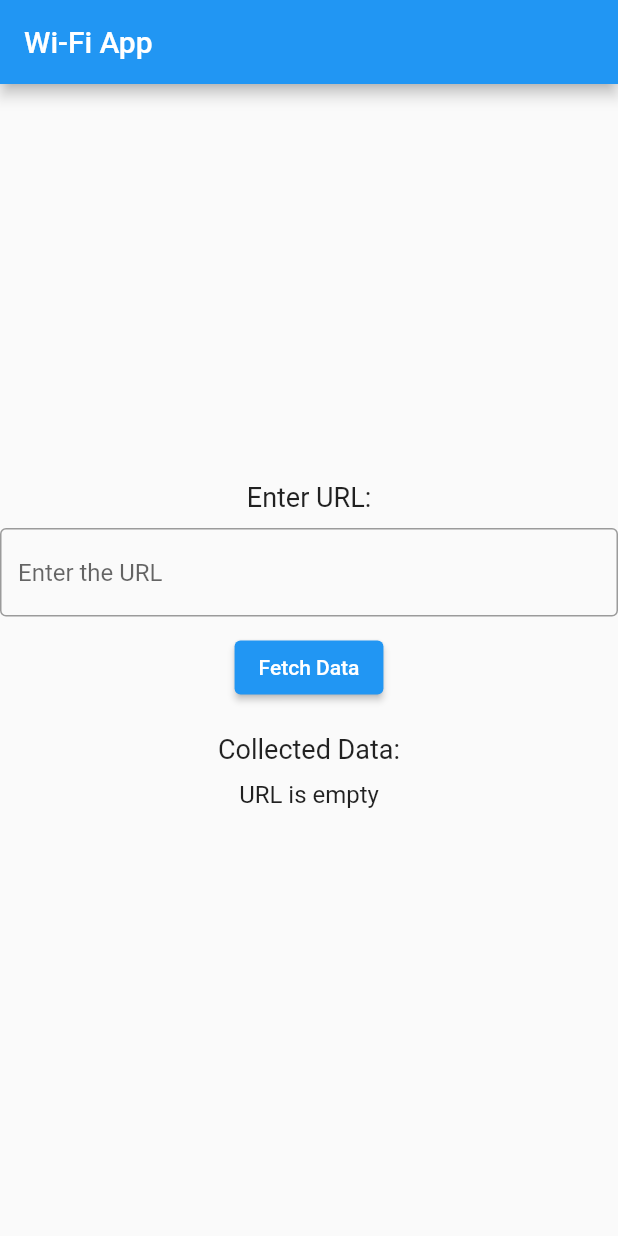
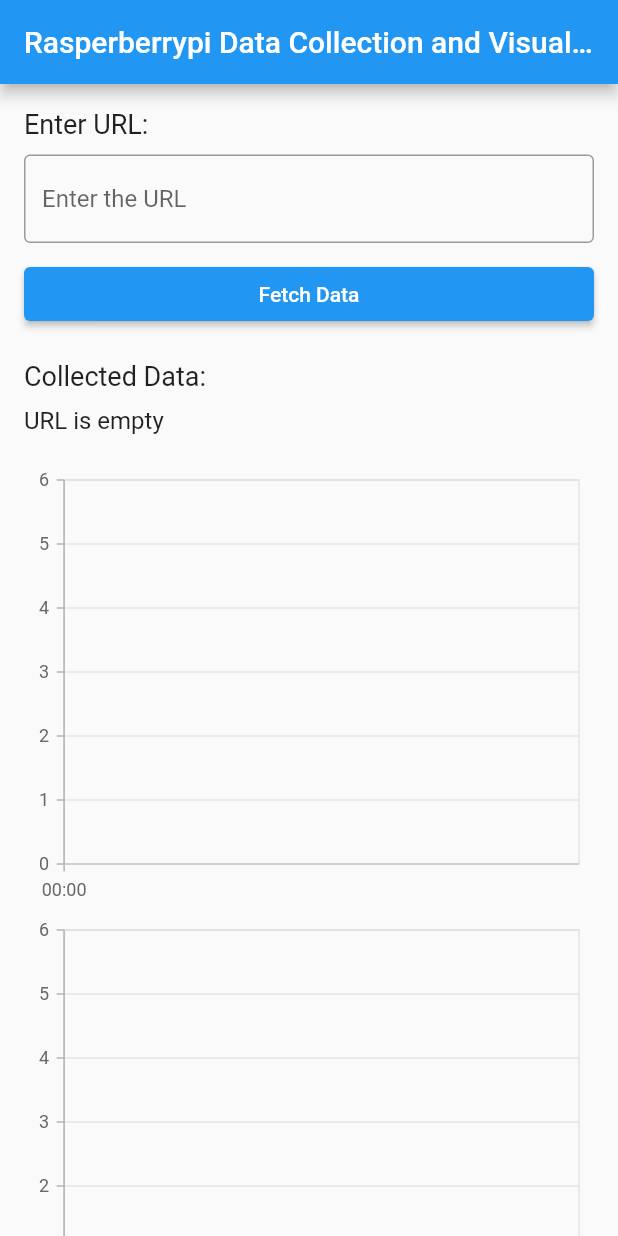
Before and after one commit to gowtham-star/Data_Transfer, a Flutter app: the screen it shows after launch, on a phone screen of 412 x 824 dp. Run offline on Flutter 3.47's test engine with Material 2 defaults, Android fonts, the phone set to English and light mode, and no system bars; our stand-ins replace sqflite, syncfusion_flutter_charts; accounts and stored records are empty.

Commit message:
Added charts

```diff
--- a/lib/databasehelper.dart
+++ b/lib/databasehelper.dart
@@ -1,5 +1,6 @@
 import 'package:sqflite/sqflite.dart';
 import 'package:path/path.dart';
+
 
 class PiDataModel {
   final int  timeStamp;
--- a/lib/main.dart
+++ b/lib/main.dart
@@ -3,7 +3,8 @@ import 'package:http/http.dart' as http;
 import 'dart:convert';
 import 'dart:async';
 import 'databasehelper.dart';
-import 'package:fl_chart/fl_chart.dart';
+import 'package:syncfusion_flutter_charts/charts.dart';
+
 
 void main() {
   runApp(MyApp());
@@ -25,7 +26,7 @@ class WifiApp extends StatefulWidget {
 
 class _WifiAppState extends State<WifiApp> {
   String collectedData = "No data yet";
-  Duration refreshRate = Duration(seconds: 5);
+  Duration refreshRate = Duration(seconds: 2);
   List<PiDataModel>  databaseData= [];
   late Timer dataTimer;
   String debugOutput = "Null";
@@ -87,15 +88,19 @@ class _WifiAppState extends State<WifiApp> {
   }
 
 
+
+
+
   @override
   Widget build(BuildContext context) {
     return Scaffold(
       appBar: AppBar(
-        title: Text('Wi-Fi App'),
+        title: Text('Rasperberrypi Data Collection and Visualizer'),
       ),
       body: Center(
-        child: Column(
-          mainAxisAlignment: MainAxisAlignment.center,
+        child: Scrollbar( // Wrap your ListView with Scrollbar
+          child: ListView(
+            padding: EdgeInsets.all(16.0),
             children: [
               Text('Enter URL:', style: TextStyle(fontSize: 18)),
               SizedBox(height: 10),
@@ -115,12 +120,43 @@ class _WifiAppState extends State<WifiApp> {
               Text('Collected Data:', style: TextStyle(fontSize: 18)),
               SizedBox(height: 10),
               Text(collectedData, style: TextStyle(fontSize: 16)),
+
               SizedBox(height: 20),
-            //_buildLineChart(),
+
+              SfCartesianChart(
+                  primaryXAxis: DateTimeAxis(),
+                  series: <ChartSeries<PiDataModel, DateTime>>[
+                    LineSeries<PiDataModel, DateTime>(
+                      dataSource: databaseData,
+                      xValueMapper: (PiDataModel timeseriesdata, _) =>
+                      new DateTime.fromMillisecondsSinceEpoch(timeseriesdata.timeStamp),
+                      yValueMapper: (PiDataModel timeseriesdata, _) =>
+                      timeseriesdata.temperature,
+                    )
                   ],
+                ),
+
+
+                SfCartesianChart(
+                  primaryXAxis: DateTimeAxis(),
+                  series: <ChartSeries<PiDataModel, DateTime>>[
+                    LineSeries<PiDataModel, DateTime>(
+                      dataSource: databaseData,
+                      xValueMapper: (PiDataModel timeseriesdata, _) =>
+                      new DateTime.fromMillisecondsSinceEpoch(timeseriesdata.timeStamp),
+                      yValueMapper: (PiDataModel timeseriesdata, _) =>
+                      timeseriesdata.random,
+                    )
+                  ],
+                ),
+
+            ],
+          ),
         ),
       ),
     );
   }
 
+
+
 }
--- a/pubspec.yaml
+++ b/pubspec.yaml
@@ -32,8 +32,10 @@ dependencies:
     sdk: flutter
   http: ^0.13.3
   sqflite: ^2.0.0
-  fl_chart: ^0.40.0
   path: ^1.8.0
+  syncfusion_flutter_charts: ^23.1.36
+  path_provider: ^2.0.5
+  excel: ^2.0.0
 
   # The following adds the Cupertino Icons font to your application.
   # Use with the CupertinoIcons class for iOS style icons.
```
Also changed, not shown: pubspec.lock, 2 other files. Lines whose indentation alone changed are shown as unchanged.
